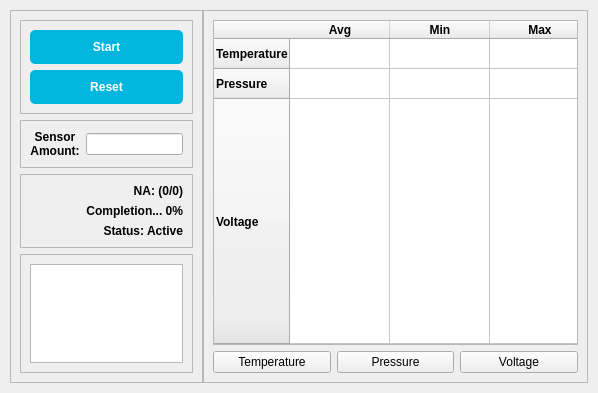
The window that RealTimeProc/mainwindow.ui (lammitch95/RealTimeProcessor) describes before a commit, drawn with Qt 5.
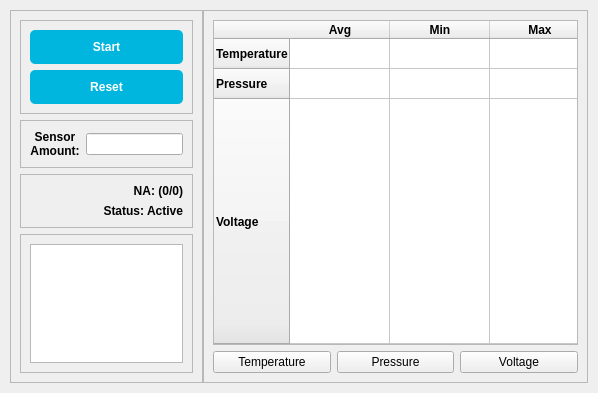
The same window after the commit.

```diff
--- a/RealTimeProc/mainwindow.ui
+++ b/RealTimeProc/mainwindow.ui
@@ -177,7 +177,7 @@
          <property name="frameShadow">
           <enum>QFrame::Shadow::Raised</enum>
          </property>
-         <layout class="QVBoxLayout" name="verticalLayout_3" stretch="0,0,0">
+         <layout class="QVBoxLayout" name="verticalLayout_3" stretch="0,0">
           <item>
            <widget class="QLabel" name="LBLProcess">
             <property name="font">
@@ -193,21 +193,6 @@
             </property>
            </widget>
           </item>
-          <item>
-           <widget class="QLabel" name="LBLProgressPercent">
-            <property name="font">
-             <font>
-              <bold>true</bold>
-             </font>
-            </property>
-            <property name="text">
-             <string>Completion... 0%</string>
-            </property>
-            <property name="alignment">
-             <set>Qt::AlignmentFlag::AlignRight|Qt::AlignmentFlag::AlignTrailing|Qt::AlignmentFlag::AlignVCenter</set>
-            </property>
-           </widget>
-          </item>
           <item>
            <widget class="QLabel" name="LblStatus">
             <property name="font">
```
Left out of the diff: 2 changed lines with no effect on the pictures.
